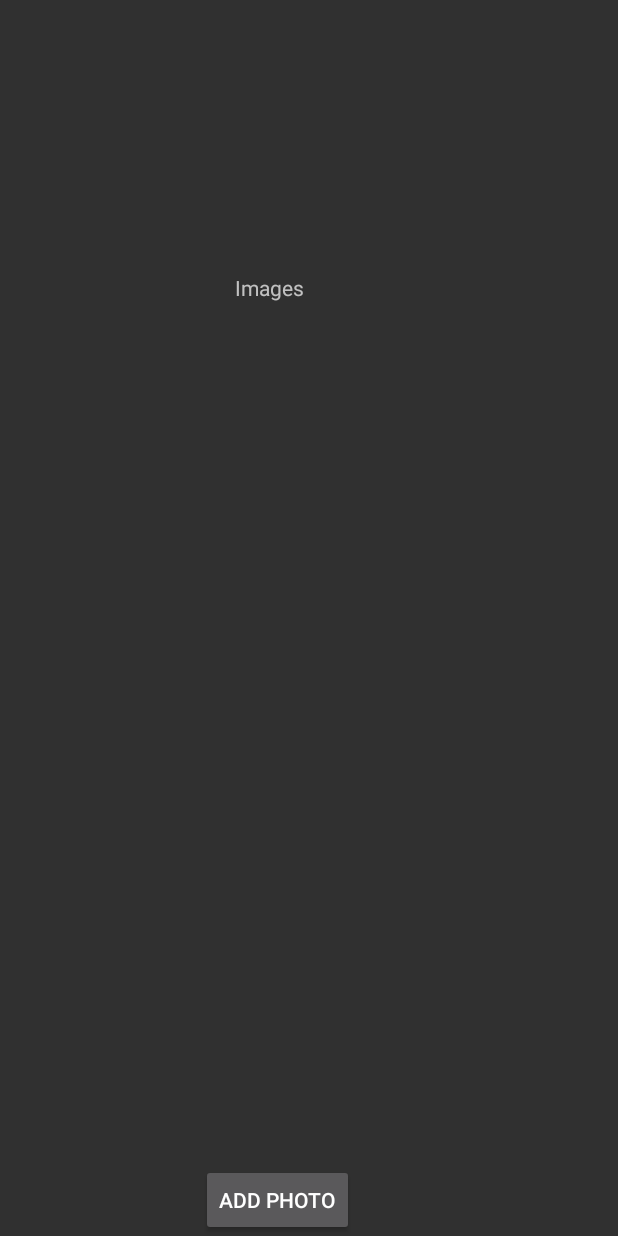
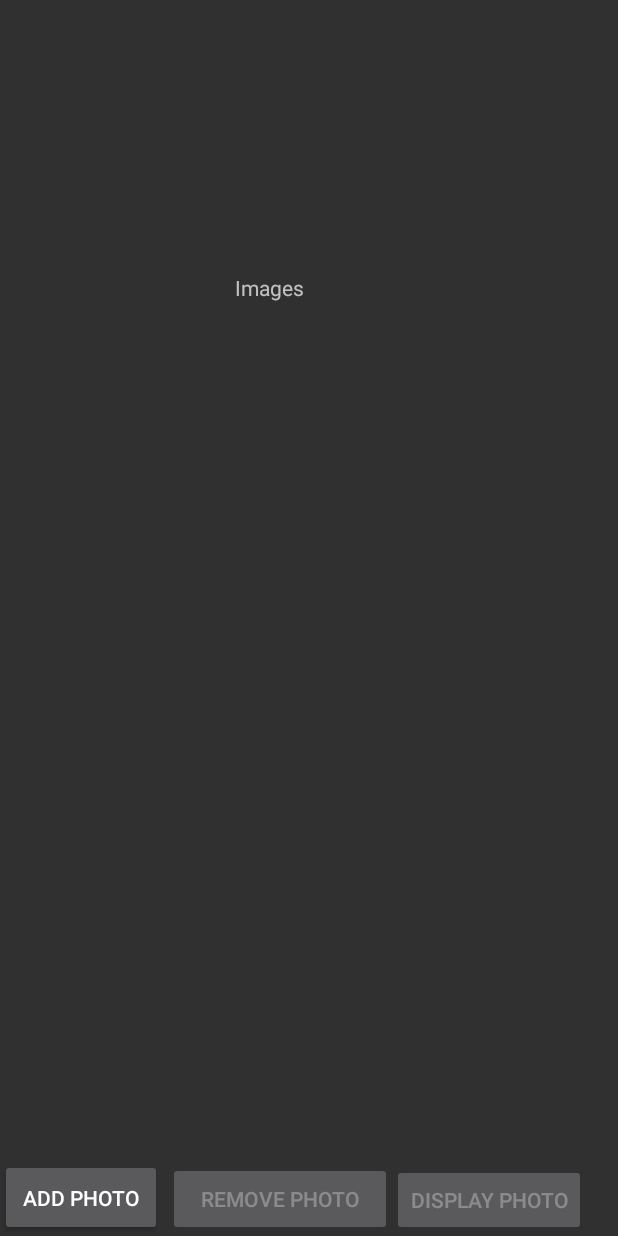
Before and after one commit to eshil-patel/Android-Photo-Gallery, an Android app: the open_album screen opened directly, with no data from a screen before it, on a phone screen of 412 x 824 dp. Run offline under Robolectric (Android 15) with nearby library versions, the phone set to English and light mode, and no system bars; 3 statements that could not run were skipped.

Commit message:
added disp photos

```diff
--- a/AndroidProject16/app/src/main/AndroidManifest.xml
+++ b/AndroidProject16/app/src/main/AndroidManifest.xml
@@ -3,6 +3,7 @@
     package="com.example.androidproject16">
 
     <uses-permission android:name="android.permission.READ_EXTERNAL_STORAGE" />
+
     <application
         android:allowBackup="true"
         android:icon="@mipmap/ic_launcher"
@@ -10,7 +11,8 @@
         android:roundIcon="@mipmap/ic_launcher_round"
         android:supportsRtl="true"
         android:theme="@style/Theme.AppCompat.NoActionBar">
-        <activity android:name=".search_photos"></activity>
+        <activity android:name=".display_Photo"></activity>
+        <activity android:name=".search_photos" />
         <activity android:name=".open_album" />
         <activity
             android:name=".MainActivity"
--- a/AndroidProject16/app/src/main/java/com/example/androidproject16/open_album.java
+++ b/AndroidProject16/app/src/main/java/com/example/androidproject16/open_album.java
@@ -11,6 +11,7 @@ import android.support.v7.app.AppCompatActivity;
 import android.os.Bundle;
 import android.view.LayoutInflater;
 import android.view.View;
+import android.widget.Button;
 import android.widget.ImageView;
 import android.widget.LinearLayout;
 import android.widget.TableLayout;
@@ -23,6 +24,7 @@ public class open_album extends AppCompatActivity implements View.OnClickListene
     public static User user;
     public static Album album;
     public static final int photo_request_code=1;
+    public int currentImg = -1;
     public static void init(User u,String a){
         user=u;
         album=user.getAlbum(a);
@@ -31,6 +33,11 @@ public class open_album extends AppCompatActivity implements View.OnClickListene
     protected void onCreate(Bundle savedInstanceState) {
         super.onCreate(savedInstanceState);
         setContentView(R.layout.activity_open_album);
+
+        Button m1 = findViewById(R.id.rmvPhoto);
+        m1.setEnabled(false);
+        Button m2 = findViewById(R.id.dispPhoto);
+        m2.setEnabled(false);
         // will have initialize the view for whatever photos there are, and then give options
         updateLayout();
     }
@@ -38,6 +45,19 @@ public class open_album extends AppCompatActivity implements View.OnClickListene
         Intent intent = new Intent(Intent.ACTION_PICK);
         intent.setType("image/*");
         startActivityForResult(intent,photo_request_code);
+    }
+    public void removePhoto(View view){
+        System.out.println("REMOVE PHOTO BUTTON PRESSED");
+        album.removePhoto(currentImg);
+        DataSaver.save(this,user);
+        updateLayout();
+    }
+    public void displayPhoto(View view){
+        System.out.println("DISPLAY PHOTO BUTTON PRESSED");
+        display_Photo.init(user,album.getName(),currentImg);
+        Intent intent = new Intent(this,display_Photo.class);
+        // send in the album to the next page to use
+        startActivity(intent);
     }
     public void onActivityResult(int requestCode,int resultCode, Intent data){
         if(resultCode== Activity.RESULT_OK){
@@ -53,27 +73,10 @@ public class open_album extends AppCompatActivity implements View.OnClickListene
                     Photo newphoto=new Photo(path);
                     album.addPhoto(newphoto);
                     DataSaver.save(open_album.this,user);
-//                    updatelayout();
                     updateLayout();
                 }
             }
         }
-/*        public void updatelayout(){
-            //clear the linearlayout first
-            LinearLayout gallery = findViewById(R.id.displayphotos);
-            gallery.removeAllViews();
-            for(int i=0;i<album.getNumPhotos();i++){
-                System.out.println("Image "+i);
-                Photo todisplay=album.getPhoto(i);
-                ImageView image = new ImageView(this);
-                Bitmap bitmap = BitmapFactory.decodeFile(todisplay.getPath());
-                image.setImageBitmap(bitmap);
-                //image.getLayoutParams().height=40;
-                //image.getLayoutParams().width=60;
-                gallery.addView(image);
-
-            }
-        }*/
         public void updateLayout(){
             TableLayout grid = findViewById(R.id.imgTable);
             ArrayList<Photo> temp;
@@ -114,6 +117,11 @@ public class open_album extends AppCompatActivity implements View.OnClickListene
         public void onClick(View v){
             int id = v.getId();
             System.out.println(id);
+            currentImg = id;
+            Button m1 = findViewById(R.id.rmvPhoto);
+            m1.setEnabled(true);
+            Button m2 = findViewById(R.id.dispPhoto);
+            m2.setEnabled(true);
 
         }
     }
--- a/AndroidProject16/app/src/main/res/layout/activity_open_album.xml
+++ b/AndroidProject16/app/src/main/res/layout/activity_open_album.xml
@@ -18,13 +18,12 @@
 
     <Button
         android:id="@+id/button4"
-        android:layout_width="wrap_content"
-        android:layout_height="wrap_content"
-        android:layout_marginEnd="176dp"
+        android:layout_width="108dp"
+        android:layout_height="51dp"
         android:onClick="addPhoto"
         android:text="Add Photo"
         app:layout_constraintBottom_toBottomOf="parent"
-        app:layout_constraintEnd_toEndOf="parent" />
+        app:layout_constraintStart_toStartOf="parent" />
 
     <HorizontalScrollView
         android:layout_width="238dp"
@@ -54,4 +53,25 @@
             android:isScrollContainer="true" />
     </ScrollView>
 
+    <Button
+        android:id="@+id/rmvPhoto"
+        android:layout_width="149dp"
+        android:layout_height="49dp"
+        android:layout_marginStart="4dp"
+        android:enabled="false"
+        android:onClick="removePhoto"
+        android:text="Remove Photo"
+        app:layout_constraintBottom_toBottomOf="parent"
+        app:layout_constraintStart_toEndOf="@+id/button4" />
+
+    <Button
+        android:id="@+id/dispPhoto"
+        android:layout_width="wrap_content"
+        android:layout_height="wrap_content"
+        android:enabled="false"
+        android:onClick="displayPhoto"
+        android:text="Display Photo"
+        app:layout_constraintBottom_toBottomOf="parent"
+        app:layout_constraintStart_toEndOf="@+id/rmvPhoto" />
+
 </android.support.constraint.ConstraintLayout>
```
Also changed, not shown: AndroidProject16/app/src/main/java/com/example/androidproject16/display_Photo.java (added, +71 -0 lines), AndroidProject16/app/src/main/res/layout/activity_display__photo.xml (added, +40 -0 lines).
